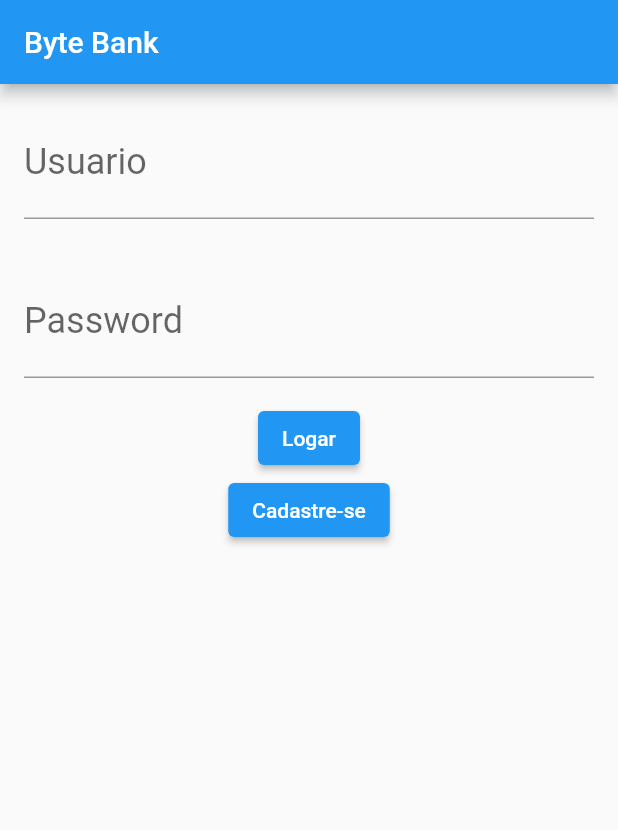
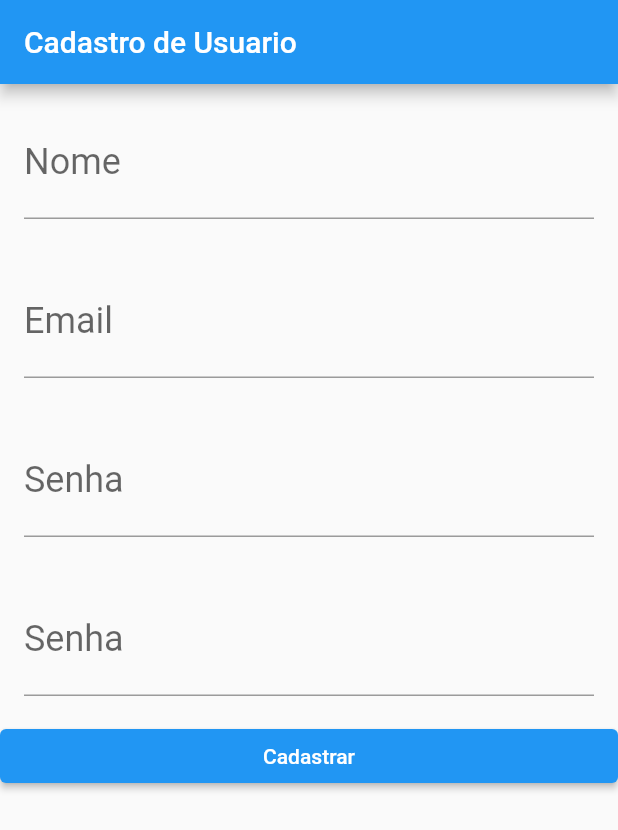
Before and after one commit to felipegarciamf/flutter-bytebank, a Flutter app: the screen it shows after launch, on a phone screen of 412 x 824 dp. Shown: the top 830 px of the screen. Run offline on Flutter 3.47's test engine with Material 2 defaults, Android fonts, the phone set to English and light mode, and no system bars.

Commit message:
criando pagina de cadastro

```diff
--- a/lib/br/com/bytebank/main.dart
+++ b/lib/br/com/bytebank/main.dart
@@ -1,3 +1,4 @@
+import 'package:bytebank/br/com/bytebank/view/screens/cadastroUsuario/CadastroView.dart';
 import 'package:bytebank/br/com/bytebank/view/screens/login/LoginView.dart';
 import 'package:flutter/material.dart';
 
@@ -10,7 +11,7 @@ class ByteBankApp extends StatelessWidget {
   Widget build(BuildContext context) {
     return MaterialApp(
       home: Scaffold(
-        body: PaginaLogin(),
+        body: CadastroView(),
       ),
     );
   }
--- /dev/null
+++ b/lib/br/com/bytebank/view/screens/cadastroUsuario/CadastroView.dart
@@ -0,0 +1,52 @@
+import 'package:bytebank/br/com/bytebank/view/screens/transferencia/ListaDeTransferenciaView.dart';
+import 'package:bytebank/br/com/bytebank/view/widgets/Editor.dart';
+import 'package:flutter/cupertino.dart';
+import 'package:flutter/material.dart';
+
+class CadastroView extends StatelessWidget {
+  final TextEditingController _controladorNome = TextEditingController();
+  final TextEditingController _controladorEmail = TextEditingController();
+  final TextEditingController _controladorSenha = TextEditingController();
+  final TextEditingController _controladorConfirmacaoSenha =
+      TextEditingController();
+
+  @override
+  Widget build(BuildContext context) {
+    return Scaffold(
+      appBar: AppBar(
+        title: Text("Cadastro de Usuario"),
+      ),
+      body: ListView(
+        children: [
+          Editor(
+            dica: "Nome",
+            rotulo: "Nome",
+            controlador: _controladorNome,
+          ),
+          Editor(
+            dica: "Email",
+            rotulo: "Email",
+            controlador: _controladorEmail,
+          ),
+          Editor(
+            dica: "Senhas",
+            rotulo: "Senha",
+            controlador: _controladorSenha,
+          ),
+          Editor(
+            dica: "Senha",
+            rotulo: "Senha",
+            controlador: _controladorConfirmacaoSenha,
+          ),
+          ElevatedButton(
+              onPressed: () {
+                Navigator.push(context, MaterialPageRoute(builder: (contect) {
+                  return ListaTransferencias();
+                }));
+              },
+              child: Text("Cadastrar"))
+        ],
+      ),
+    );
+  }
+}
--- a/lib/br/com/bytebank/viewmodel/login/LoginViewModel.dart
+++ b/lib/br/com/bytebank/viewmodel/login/LoginViewModel.dart
@@ -6,7 +6,10 @@ import 'package:flutter/material.dart';
 
 class LoginViewModel {
 
-  void loginUsuario(BuildContext context, TextEditingController controladorSenha, TextEditingController controladorUsuario) {
+  void loginUsuario(
+      BuildContext context,
+      TextEditingController controladorSenha,
+      TextEditingController controladorUsuario) {
     final String usuario = controladorUsuario.text;
     final String senha = controladorSenha.text;
 
@@ -17,4 +20,5 @@ class LoginViewModel {
       }));
     }
   }
+
 }
```
